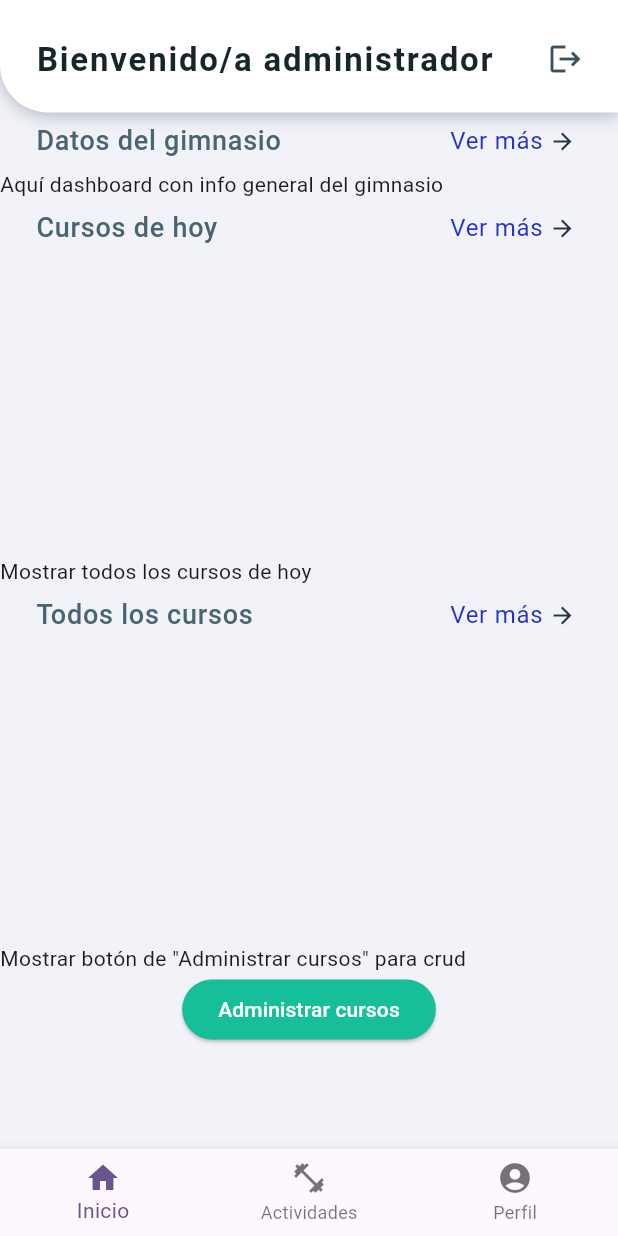
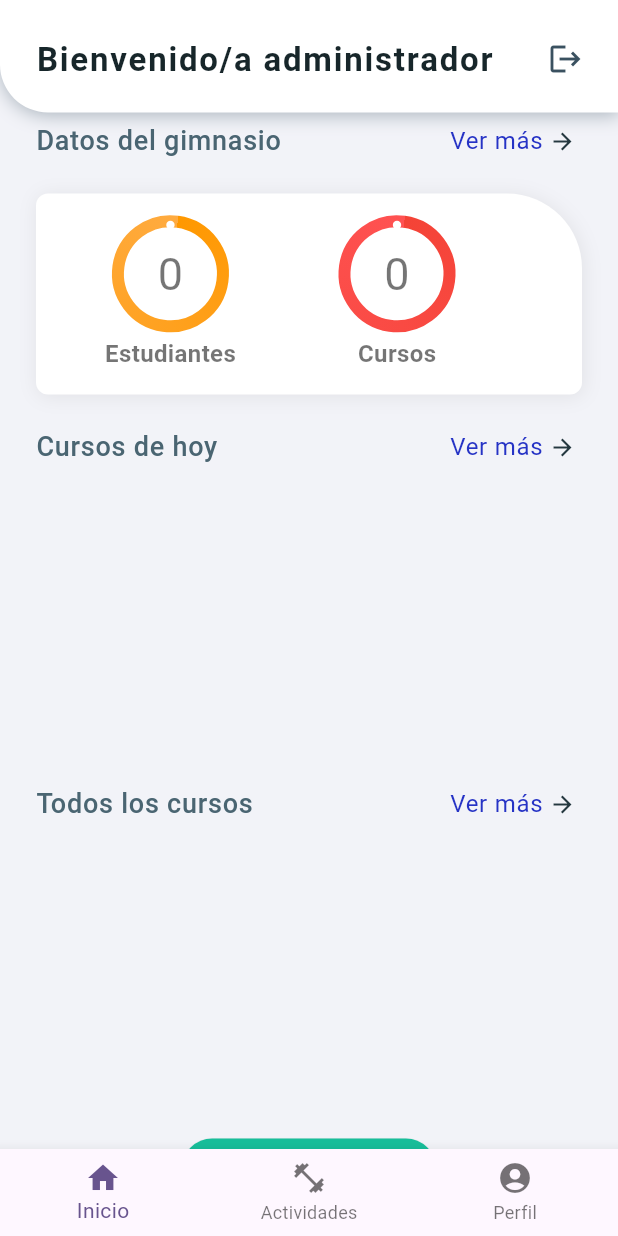
Before and after one commit to AndreyLeiton99/ProyectoGimnasioFrontend, a Flutter app: the AdminHome screen opened by its route, on a phone screen of 412 x 824 dp. Run offline on Flutter 3.47's test engine with Material 3 defaults, Android fonts, the phone set to English and light mode, and no system bars; our stand-ins replace flutter_dotenv, isar, qr_flutter; accounts and stored records are empty; generated files the repository leaves out were written again; network calls fail.

Commit message:
Admin Dashboard created

```diff
--- a/mygym_app/lib/pages/admin/admin_home.dart
+++ b/mygym_app/lib/pages/admin/admin_home.dart
@@ -4,6 +4,7 @@ import 'package:flutter/material.dart';
 import 'package:mygym_app/pages/admin/courses_complete_list_page.dart';
 import 'package:mygym_app/providers/local_storage_provider.dart';
 import 'package:mygym_app/providers/login_provider.dart';
+import 'package:mygym_app/widgets/students_info_card.dart';
 import 'package:provider/provider.dart';
 
 import '../../app_theme.dart';
@@ -166,6 +167,7 @@ class AdminHome extends StatelessWidget {
       CourseProvider courseProvider, totalCourses) {
     List<CourseComplete> allCourses = courseProvider.courses;
     List<CourseComplete> filteredCourses = filterCoursesByWeekday(allCourses);
+    int totalStudents = userProvider.userResponseList.length;
     return ListView(
       padding: EdgeInsets.only(
         top: MediaQuery.of(context).padding.top,
@@ -175,14 +177,15 @@ class AdminHome extends StatelessWidget {
         _buildTitleView('Datos del gimnasio', 'Ver más'),
         //_buildCourseInfoCard(allCourses, totalCourses),
 
-        const Text('Aquí dashboard con info general del gimnasio'),
+        // const Text('Aquí dashboard con info general del gimnasio'),
         //TODO: Mostrar datos importantes del gimnasio
         //TODO: _buildCourseInfoCard(courses, totalCourses),
+        _buildCourseInfoCard(totalStudents, totalCourses),
 
         _buildTitleView('Cursos de hoy', 'Ver más'),
         _buildCoursesCarousel(filteredCourses, context),
 
-        const Text('Mostrar todos los cursos de hoy'),
+        // const Text('Mostrar todos los cursos de hoy'),
 
         //TODO: Mostrar allCourses con filtro
         //TODO: _buildCoursesCarousel(filteredCourses, context),
@@ -190,7 +193,7 @@ class AdminHome extends StatelessWidget {
         _buildTitleView('Todos los cursos', 'Ver más'),
         _buildCoursesCompleteCarousel(allCourses, context),
 
-        const Text('Mostrar botón de "Administrar cursos" para crud'),
+        // const Text('Mostrar botón de "Administrar cursos" para crud'),
         _buildViewAllCoursesButton(context, allCourses),
 
         //TODO: Modificar el ViewAll para mostrar todos los cursos (va a llevar a pantalla especial para mostrar lista de estudiantes)
@@ -550,9 +553,9 @@ class AdminHome extends StatelessWidget {
     );
   }
 
-  Widget _buildCourseInfoCard(List<Course> courses, int totalCourses) {
-    return CourseInfoCard(
-      courses: courses,
+  Widget _buildCourseInfoCard(int totalStudents, int totalCourses) {
+    return StudentInfoCard(
+      totalStudents: totalStudents,
       totalCourses: totalCourses,
     );
   }
--- /dev/null
+++ b/mygym_app/lib/widgets/students_info_card.dart
@@ -0,0 +1,111 @@
+import 'package:flutter/material.dart';
+import 'package:mygym_app/models/user_response/course_model.dart';
+
+import 'progress_painter.dart';
+
+class StudentInfoCard extends StatelessWidget {
+  const StudentInfoCard({super.key, required this.totalStudents, required this.totalCourses});
+
+final int totalStudents;
+final int totalCourses;
+
+  @override
+  Widget build(BuildContext context) {
+    return Padding(
+      padding: const EdgeInsets.symmetric(horizontal: 24, vertical: 16),
+      child: Container(
+        decoration: BoxDecoration(
+          color: Colors.white,
+          borderRadius: const BorderRadius.only(
+            bottomLeft: Radius.circular(8),
+            bottomRight: Radius.circular(8),
+            topLeft: Radius.circular(8),
+            topRight: Radius.circular(50),
+          ),
+          boxShadow: [
+            BoxShadow(
+              color: Colors.grey.withOpacity(0.2),
+              offset: const Offset(1.1, 1.1),
+              blurRadius: 10.0,
+            ),
+          ],
+        ),
+        child: Padding(
+          padding: const EdgeInsets.all(16.0),
+          child: Column(
+            mainAxisAlignment: MainAxisAlignment.center,
+            children: [
+              Row(
+                mainAxisAlignment: MainAxisAlignment.spaceEvenly,
+                children: [
+                  _buildProgressCard(
+                    title: 'Estudiantes',
+                    number: totalStudents.toString(),
+                    gradientColors: [Colors.orange, Colors.orangeAccent],
+                  ),
+                  const SizedBox(width: 10),
+                  _buildProgressCard(
+                    title: 'Cursos',
+                    number: totalCourses.toString(),
+                    gradientColors: [Colors.red, Colors.redAccent],
+                  ),
+                  const SizedBox(width: 10),
+                  // _buildProgressCard(
+                  //   title: 'Congelados',
+                  //   number: '0',
+                  //   gradientColors: [Colors.purple, Colors.purpleAccent],
+                  // ),
+                ],
+              ),
+            ],
+          ),
+        ),
+      ),
+    );
+  }
+
+  Widget _buildProgressCard({
+    required String title,
+    required String number,
+    required List<Color> gradientColors,
+  }) {
+    return Column(
+      children: [
+        Stack(
+          alignment: Alignment.center,
+          children: [
+            SizedBox(
+              width: 75,
+              height: 75,
+              child: CustomPaint(
+                painter: ProgressPainter(
+                  progress: 1, // Aquí deberías ajustar el progreso según tu lógica
+                  gradientColors: gradientColors,
+                ),
+              ),
+            ),
+            const SizedBox(height: 8),
+            Text(
+              number,
+              style: const TextStyle(
+                fontSize: 30,
+                color: Colors.black54,
+              ),
+            ),
+
+          ],
+        ),
+        const SizedBox(height: 4),
+        Text(
+          title,
+          style: const TextStyle(
+            fontSize: 16,
+            color: Colors.black54,
+            fontWeight: FontWeight.bold,
+          ),
+          textAlign: TextAlign.center,
+        ),
+      ],
+    );
+  }
+}
```
